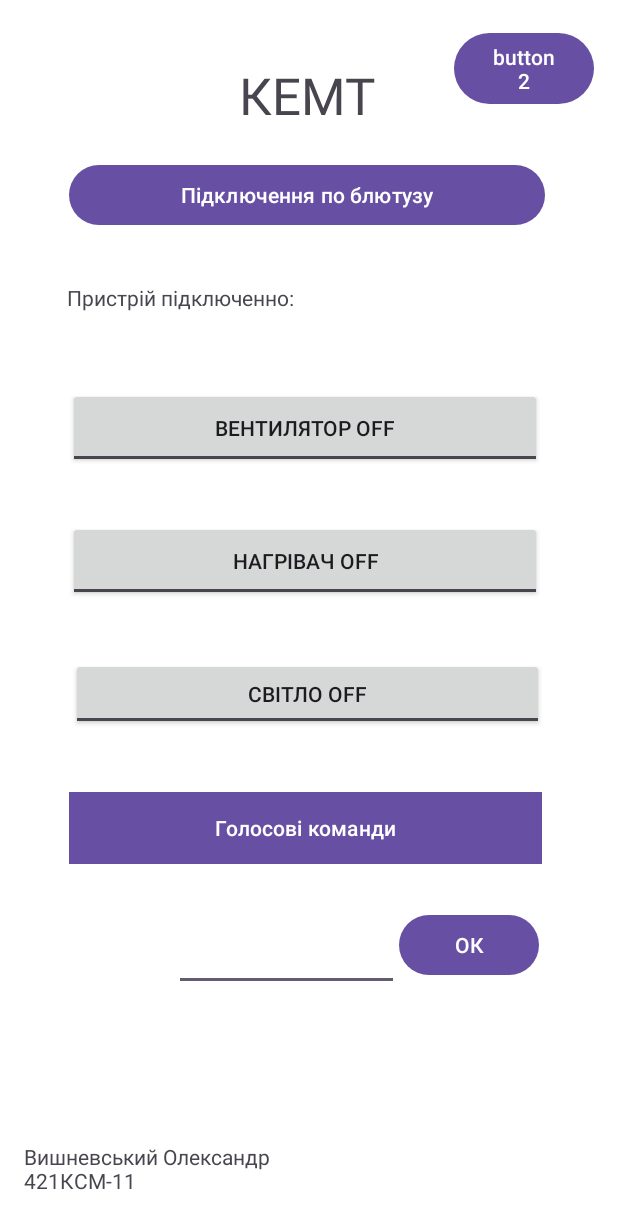
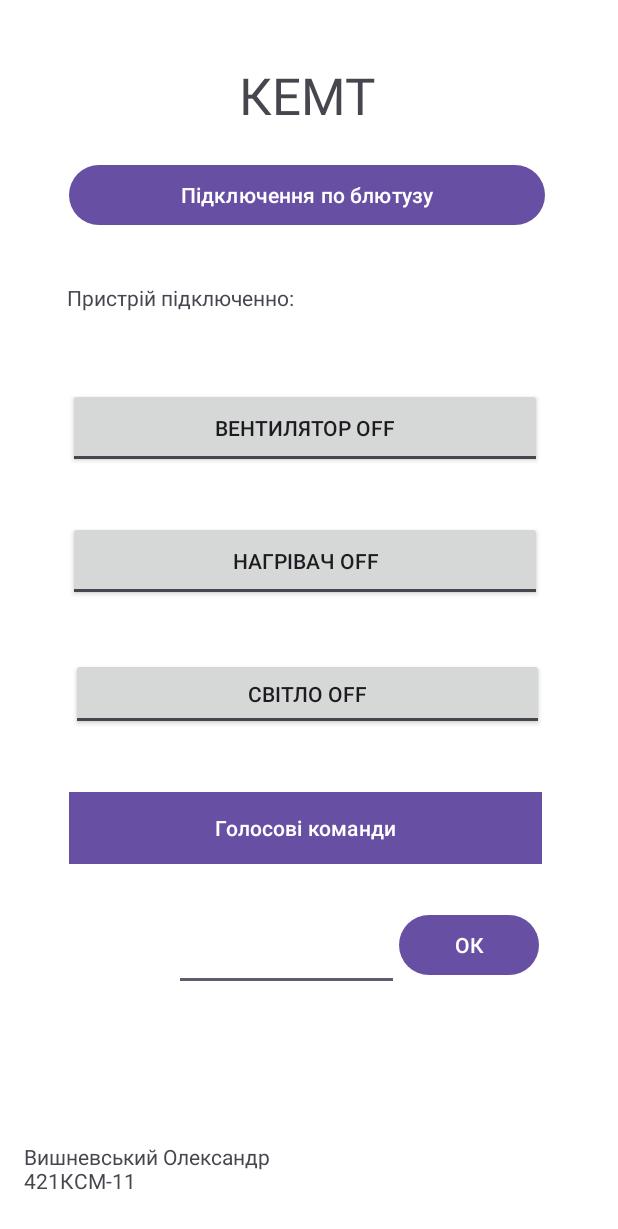
Before and after one commit to sashacherryy/Smart_home, an Android app: the screen it shows after launch (MainActivity), on a phone screen of 412 x 824 dp. Shown: the top 1229 px of the screen. Run offline under Robolectric (Android 15) with nearby library versions, the phone set to English and light mode, and no system bars.

Commit message:
v2.2.2 - Version with sending (fix)

```diff
--- a/app/src/main/res/layout/activity_main.xml
+++ b/app/src/main/res/layout/activity_main.xml
@@ -13,18 +13,6 @@
     <androidx.constraintlayout.widget.ConstraintLayout
         android:layout_width="match_parent"
         android:layout_height="match_parent">
-
-        <Button
-            android:id="@+id/buttonA"
-            android:layout_width="93dp"
-            android:layout_height="wrap_content"
-            android:text="button2"
-            app:layout_constraintBottom_toBottomOf="parent"
-            app:layout_constraintEnd_toEndOf="parent"
-            app:layout_constraintHorizontal_bias="0.692"
-            app:layout_constraintStart_toEndOf="@+id/timeout"
-            app:layout_constraintTop_toTopOf="parent"
-            app:layout_constraintVertical_bias="0.023" />
 
         <Button
             android:id="@+id/confirmButton"
```
Also changed, not shown: app/src/main/java/com/example/diplomproject/MainActivity.java (+41 -14 lines), app/src/main/java/com/example/diplomproject/bluetooth/ConnectThread.java (+1 -20 lines).
